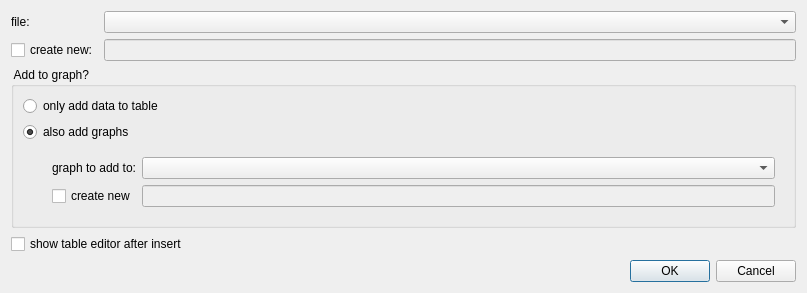
Old version of the form libqf3widgets/qfplottercopytotabledialog.ui in the repository jkriege2/QuickFit3.
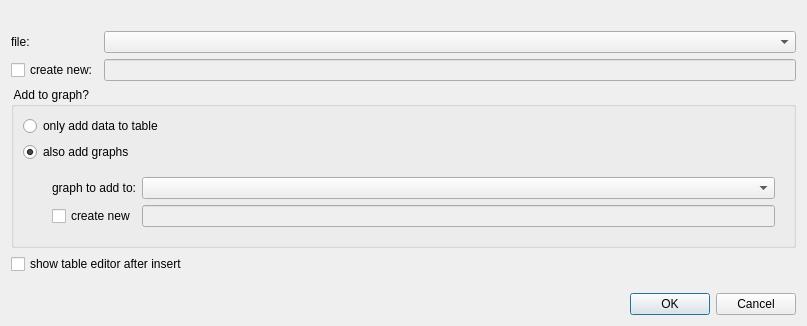
New version of the form. Custom widgets are drawn as their Qt base class.

Commit message: QuickFit3/imFCS: corrected "copy CF from group to table" function (didn't work correctly  for selections) QuickFit3/lib: QFPlotterCopyToTableDialog now has a setDescription function and a description label and disables the plot selection combobox when a new table is created

Diff of the .ui file:
```diff
--- a/libqf3widgets/qfplottercopytotabledialog.ui
+++ b/libqf3widgets/qfplottercopytotabledialog.ui
@@ -7,13 +7,23 @@
     <x>0</x>
     <y>0</y>
     <width>807</width>
-    <height>285</height>
+    <height>326</height>
    </rect>
   </property>
   <property name="windowTitle">
    <string>Add plot data to table ...</string>
   </property>
   <layout class="QVBoxLayout" name="verticalLayout_2">
+   <item>
+    <widget class="QLabel" name="labDescription">
+     <property name="text">
+      <string/>
+     </property>
+     <property name="wordWrap">
+      <bool>true</bool>
+     </property>
+    </widget>
+   </item>
    <item>
     <layout class="QGridLayout" name="gridLayout_2">
      <item row="0" column="0">
```
The commit also changes 6 other files.
